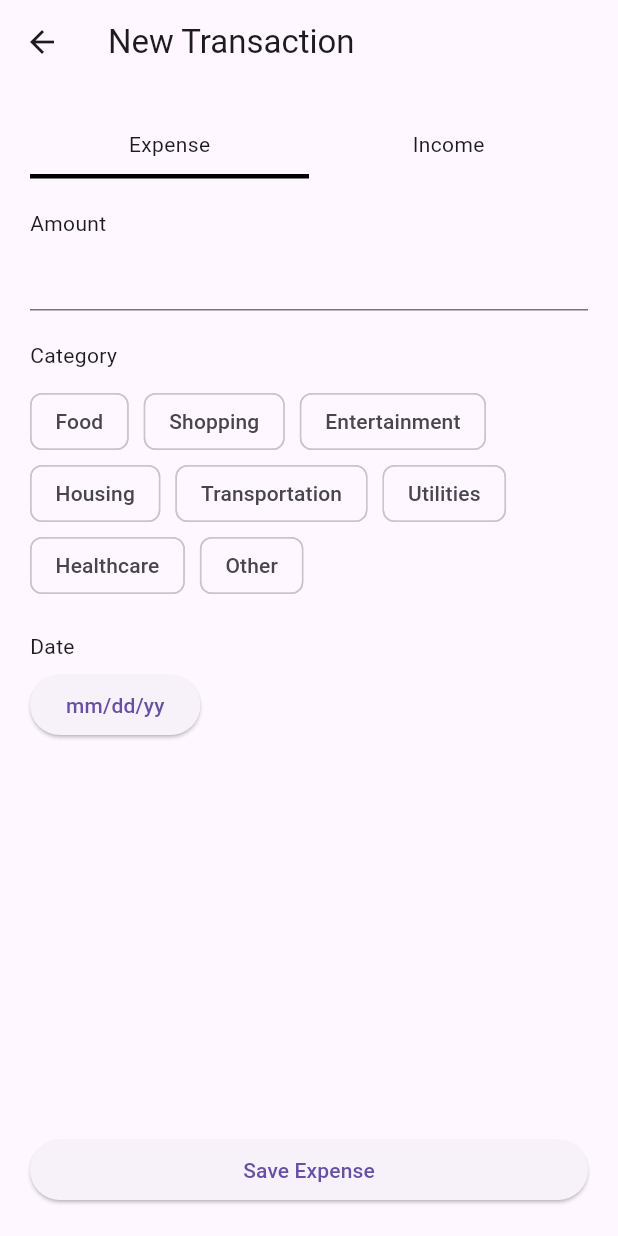
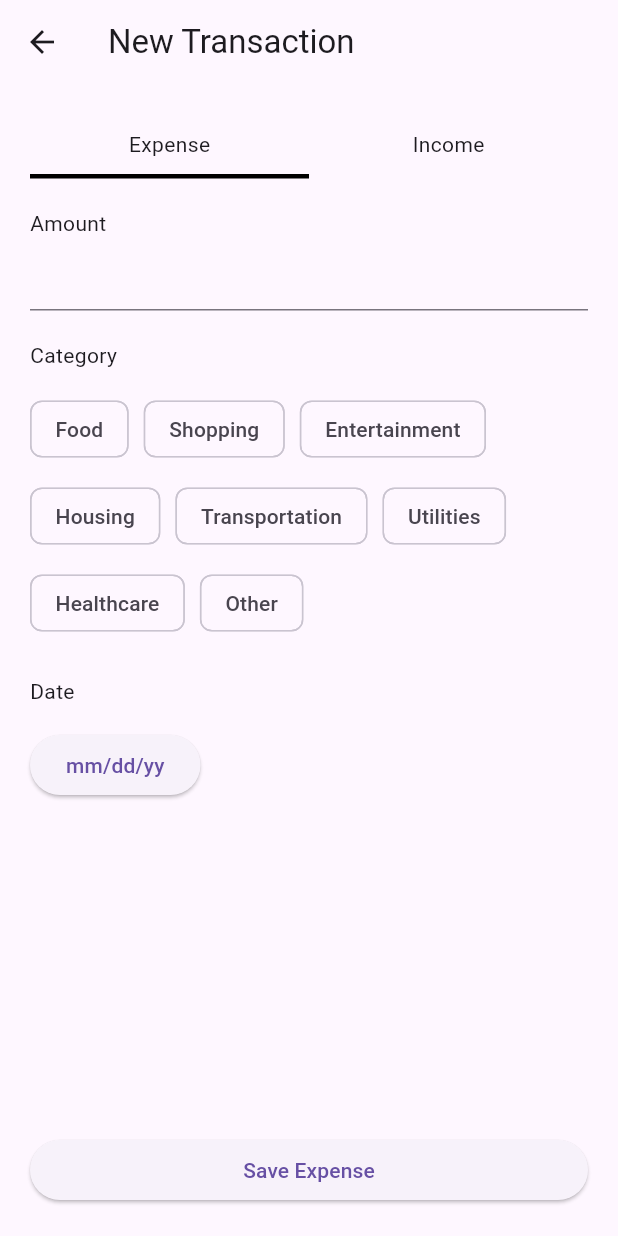
Before and after one commit to degrasiyas-dev/budget_tracker_ta1, a Flutter app: the AddTransactionScreen screen opened directly, on a phone screen of 412 x 824 dp. Run offline on Flutter 3.47's test engine with Material 3 defaults, Android fonts, the phone set to English and light mode, and no system bars; our stand-ins replace fl_chart, shared_preferences; accounts and stored records are empty.

Commit message:
Improve form spacing and fix transaction screen layout

```diff
--- a/lib/screens/add_transaction_screen.dart
+++ b/lib/screens/add_transaction_screen.dart
@@ -100,19 +100,18 @@ class _AddTransactionScreenState extends State<AddTransactionScreen> {
 
             const Text("Category"),
 
-            const SizedBox(height: 10),
+            const SizedBox(height: 15),
 
             Wrap(
               spacing: 10,
+              runSpacing: 10,
               children: categories.map((cat) {
 
                 bool selected = selectedCategory == cat;
 
                 return ChoiceChip(
                   label: Text(cat),
-
                   selected: selected,
-
                   onSelected: (_) {
                     setState(() {
                       selectedCategory = cat;
@@ -123,11 +122,11 @@ class _AddTransactionScreenState extends State<AddTransactionScreen> {
               }).toList(),
             ),
 
-            const SizedBox(height: 20),
+            const SizedBox(height: 25),
 
             const Text("Date"),
 
-            const SizedBox(height: 5),
+            const SizedBox(height: 15),
 
             ElevatedButton(
               onPressed: pickDate,
--- a/lib/screens/login_screen.dart
+++ b/lib/screens/login_screen.dart
@@ -55,7 +55,7 @@ class _LoginScreenState extends State<LoginScreen> {
               ),
             ),
 
-            const SizedBox(height: 10),
+            const SizedBox(height: 20),
 
             TextField(
               controller: passwordController,
@@ -65,7 +65,7 @@ class _LoginScreenState extends State<LoginScreen> {
               obscureText: true,
             ),
 
-            const SizedBox(height: 20),
+            const SizedBox(height: 30),
 
             ElevatedButton(
               onPressed: login,
--- a/lib/screens/signup_screen.dart
+++ b/lib/screens/signup_screen.dart
@@ -44,10 +44,14 @@ class _SignupScreenState extends State<SignupScreen> {
               decoration: const InputDecoration(labelText: "Name"),
             ),
 
+            const SizedBox(height: 20),
+
             TextField(
               controller: emailController,
               decoration: const InputDecoration(labelText: "Email"),
             ),
+
+            const SizedBox(height: 20),
 
             TextField(
               controller: passwordController,
@@ -55,7 +59,7 @@ class _SignupScreenState extends State<SignupScreen> {
               obscureText: true,
             ),
 
-            const SizedBox(height: 20),
+            const SizedBox(height: 30),
 
             ElevatedButton(
               onPressed: signup,
```
